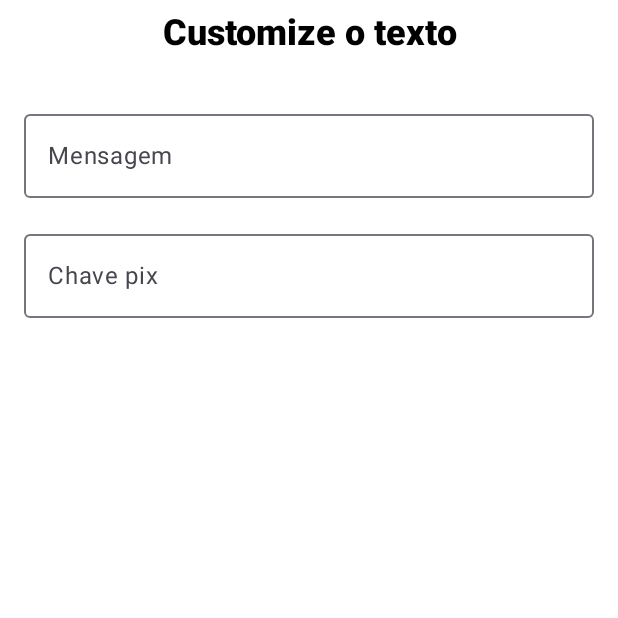
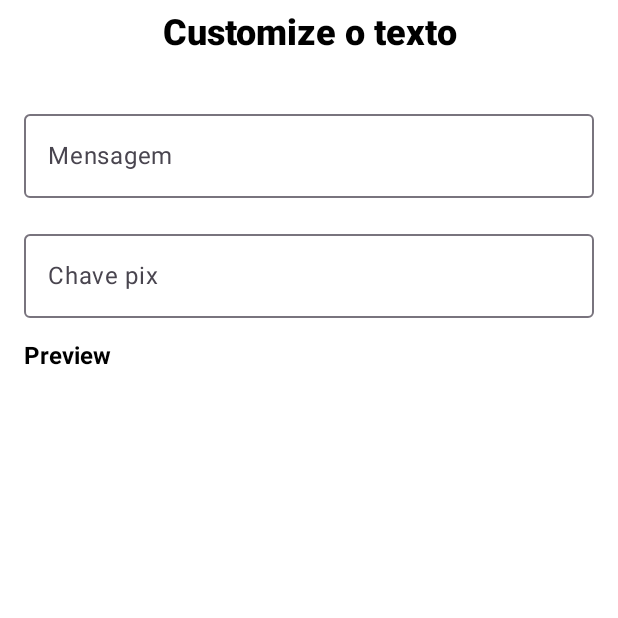
Before and after one commit to jvsena42/bom_dia_caloteiro, an Android app built with Jetpack Compose: the message_info screen opened through its navigation route, on a phone screen of 412 x 824 dp, the top half of it. Run offline under Robolectric (Android 15) with nearby library versions, the phone set to English and light mode, and no system bars; our stand-ins replace Dagger/Hilt's generated code.

Commit message:
feat: preview text title

```diff
--- a/app/src/main/java/com/bulletapps/bomdiacaloteiro/ui/screens/messageInfo/ScreenMessageInfo.kt
+++ b/app/src/main/java/com/bulletapps/bomdiacaloteiro/ui/screens/messageInfo/ScreenMessageInfo.kt
@@ -67,6 +67,14 @@ fun Screen(
 
         Spacer(modifier = Modifier.height(16.dp))
 
+        Text(
+            text = stringResource(id = R.string.preview),
+            modifier = Modifier.fillMaxWidth().padding(horizontal = 16.dp),
+            textAlign = TextAlign.Start,
+            fontSize = 16.sp,
+            fontWeight = FontWeight.Bold
+        )
+
         Spacer(modifier = Modifier.weight(1f))
 
         MakeButtonShare(uiState = uiState, onAction = onAction)
--- a/app/src/main/res/values/strings.xml
+++ b/app/src/main/res/values/strings.xml
@@ -5,4 +5,5 @@
     <string name="share">Compartilhar</string>
     <string name="message">Mensagem</string>
     <string name="pix_key">Chave pix</string>
+    <string name="preview">Preview</string>
 </resources>
```
